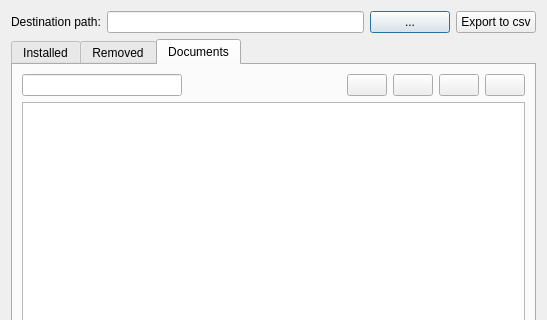
The window that core/ui/toolbars/basic/search_workcat.ui (Giswater/giswater_qgis_plugin) describes before a commit, drawn with Qt 5; both pictures show x 0 to 547 and y 0 to 320 of the 547 by 728 pixel window.
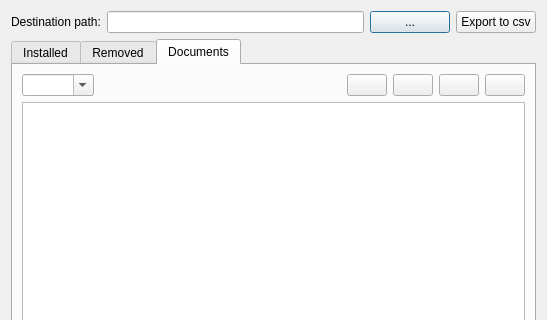
The same window after the commit. The open tabs and pages were chosen to show the change. Icons and pictures are not drawn.

Commit message: feat(workcat, search): manage workcat logic and add manager in workcat.py, call workcat in search, clean not needed code, add ComboBox instead of lineEdit and leave workcat manager open

```diff
--- a/core/ui/toolbars/basic/search_workcat.ui
+++ b/core/ui/toolbars/basic/search_workcat.ui
@@ -301,7 +301,17 @@
        <item row="0" column="0">
         <layout class="QHBoxLayout" name="horizontalLayout_14">
          <item>
-          <widget class="QLineEdit" name="doc_id"/>
+          <widget class="QComboBox" name="doc_id">
+           <property name="sizePolicy">
+            <sizepolicy hsizetype="Preferred" vsizetype="Preferred">
+             <horstretch>0</horstretch>
+             <verstretch>0</verstretch>
+            </sizepolicy>
+           </property>
+           <property name="editable">
+            <bool>true</bool>
+           </property>
+          </widget>
          </item>
          <item>
           <spacer name="horizontalSpacer_19">
```
The commit also changes 3 other files.
